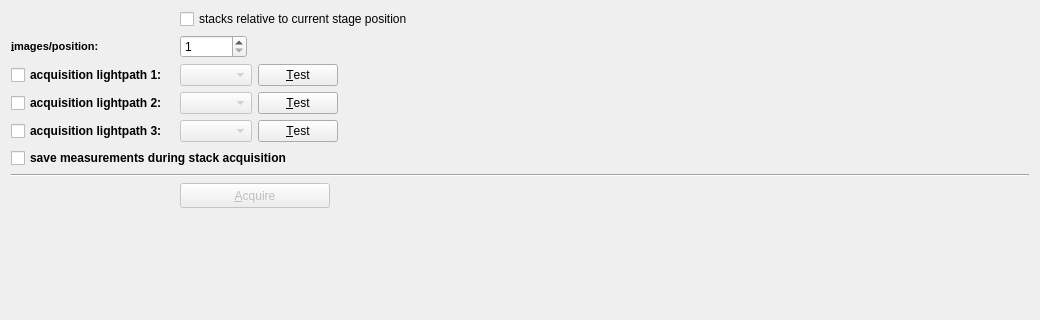
Before: the Qt Designer form plugins/spimb040/qfespimb040imagestackconfigwidget2.ui in jkriege2/QuickFit3, drawn with Qt 5; both pictures show x 0 to 1040 and y 318 to 638 of the 1040 by 638 pixel window.
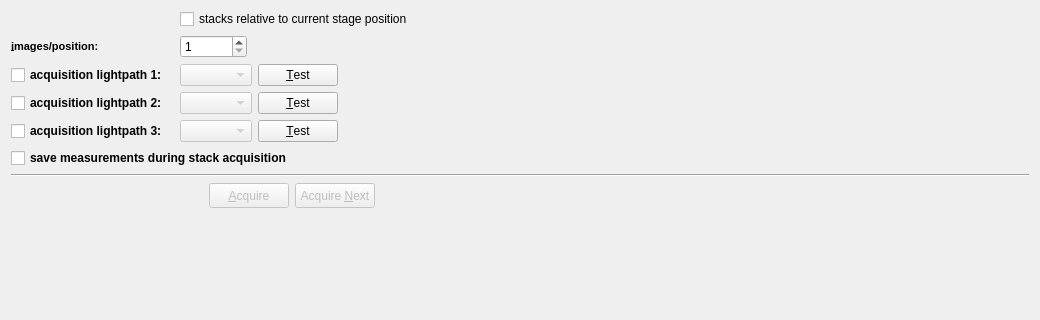
After: the same form once the commit is applied. Icons and pictures are not drawn. Custom widgets are drawn as their Qt base class.

Commit message:
QuickFit3/B040SPIM:   - added buttons to acquire and make an image stack for the "next cell" (= 1. press "next" 2. press "acquire")
QuickFit3:
  - bugfix: if a directory was deleted from a project, not all RDRs/evals in it were also deleted.

QuickFit3/lightsource_coboltlaser: started to implement a measurement device in this.

The edit to the form file:
```diff
--- a/plugins/spimb040/qfespimb040imagestackconfigwidget2.ui
+++ b/plugins/spimb040/qfespimb040imagestackconfigwidget2.ui
@@ -992,32 +992,6 @@
      </property>
     </widget>
    </item>
-   <item row="20" column="2" colspan="3">
-    <widget class="QPushButton" name="btnAcquire">
-     <property name="enabled">
-      <bool>false</bool>
-     </property>
-     <property name="minimumSize">
-      <size>
-       <width>0</width>
-       <height>25</height>
-      </size>
-     </property>
-     <property name="maximumSize">
-      <size>
-       <width>150</width>
-       <height>16777215</height>
-      </size>
-     </property>
-     <property name="text">
-      <string>&amp;Acquire</string>
-     </property>
-     <property name="icon">
-      <iconset resource="spimb040.qrc">
-       <normaloff>:/spimb040/acquisitionsingle.png</normaloff>:/spimb040/acquisitionsingle.png</iconset>
-     </property>
-    </widget>
-   </item>
    <item row="21" column="3">
     <spacer name="verticalSpacer_3">
      <property name="orientation">
@@ -1307,6 +1281,75 @@
      </item>
     </layout>
    </item>
+   <item row="20" column="3" colspan="2">
+    <layout class="QHBoxLayout" name="horizontalLayout_8">
+     <item>
+      <widget class="QPushButton" name="btnAcquire">
+       <property name="enabled">
+        <bool>false</bool>
+       </property>
+       <property name="minimumSize">
+        <size>
+         <width>0</width>
+         <height>25</height>
+        </size>
+       </property>
+       <property name="maximumSize">
+        <size>
+         <width>150</width>
+         <height>16777215</height>
+        </size>
+       </property>
+       <property name="text">
+        <string>&amp;Acquire</string>
+       </property>
+       <property name="icon">
+        <iconset resource="spimb040.qrc">
+         <normaloff>:/spimb040/acquisitionsingle.png</normaloff>:/spimb040/acquisitionsingle.png</iconset>
+       </property>
+      </widget>
+     </item>
+     <item>
+      <widget class="QPushButton" name="btnAcquireNext">
+       <property name="enabled">
+        <bool>false</bool>
+       </property>
+       <property name="minimumSize">
+        <size>
+         <width>0</width>
+         <height>25</height>
+        </size>
+       </property>
+       <property name="maximumSize">
+        <size>
+         <width>150</width>
+         <height>16777215</height>
+        </size>
+       </property>
+       <property name="text">
+        <string>Acquire &amp;Next</string>
+       </property>
+       <property name="icon">
+        <iconset resource="spimb040.qrc">
+         <normaloff>:/spimb040/acquisitionsingle.png</normaloff>:/spimb040/acquisitionsingle.png</iconset>
+       </property>
+      </widget>
+     </item>
+     <item>
+      <spacer name="horizontalSpacer_14">
+       <property name="orientation">
+        <enum>Qt::Horizontal</enum>
+       </property>
+       <property name="sizeHint" stdset="0">
+        <size>
+         <width>40</width>
+         <height>20</height>
+        </size>
+       </property>
+      </spacer>
+     </item>
+    </layout>
+   </item>
   </layout>
  </widget>
  <customwidgets>
```
Left out of the diff: 1 changed line with no effect on the pictures. The commit also changes 11 other files.
